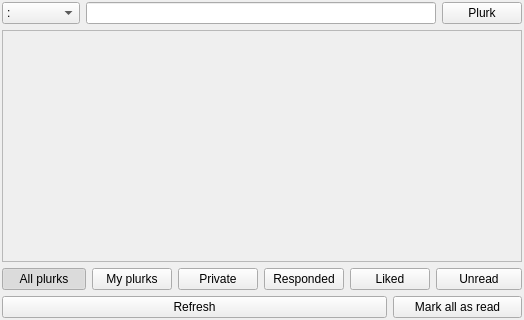
Qt form plurkview.ui (brucehsu/maemo-plurk) before a commit.
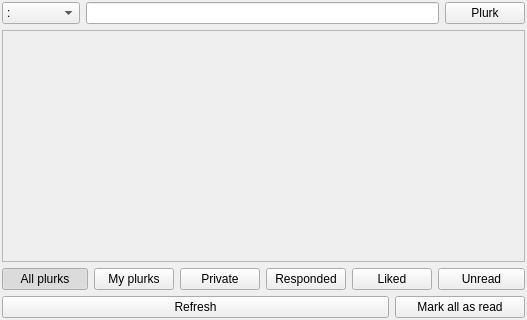
The same form after that commit.

What changed in the file:
```diff
--- a/plurkview.ui
+++ b/plurkview.ui
@@ -6,7 +6,7 @@
    <rect>
     <x>0</x>
     <y>0</y>
-    <width>521</width>
+    <width>527</width>
     <height>320</height>
    </rect>
   </property>
@@ -142,7 +142,7 @@
        <rect>
         <x>0</x>
         <y>0</y>
-        <width>511</width>
+        <width>517</width>
         <height>210</height>
        </rect>
       </property>
@@ -165,6 +165,12 @@
        <height>0</height>
       </size>
      </property>
+     <property name="maximumSize">
+      <size>
+       <width>16777215</width>
+       <height>48</height>
+      </size>
+     </property>
      <property name="text">
       <string>All plurks</string>
      </property>
@@ -187,6 +193,12 @@
        <height>0</height>
       </size>
      </property>
+     <property name="maximumSize">
+      <size>
+       <width>16777215</width>
+       <height>48</height>
+      </size>
+     </property>
      <property name="text">
       <string>My plurks</string>
      </property>
@@ -203,6 +215,12 @@
        <height>0</height>
       </size>
      </property>
+     <property name="maximumSize">
+      <size>
+       <width>16777215</width>
+       <height>48</height>
+      </size>
+     </property>
      <property name="text">
       <string>Private</string>
      </property>
@@ -219,6 +237,12 @@
        <height>0</height>
       </size>
      </property>
+     <property name="maximumSize">
+      <size>
+       <width>16777215</width>
+       <height>48</height>
+      </size>
+     </property>
      <property name="text">
       <string>Responded</string>
      </property>
@@ -229,6 +253,12 @@
    </item>
    <item row="2" column="5" colspan="2">
     <widget class="QPushButton" name="likedBtn">
+     <property name="maximumSize">
+      <size>
+       <width>16777215</width>
+       <height>48</height>
+      </size>
+     </property>
      <property name="text">
       <string>Liked</string>
      </property>
@@ -245,6 +275,12 @@
        <height>0</height>
       </size>
      </property>
+     <property name="maximumSize">
+      <size>
+       <width>16777215</width>
+       <height>48</height>
+      </size>
+     </property>
      <property name="text">
       <string>Unread</string>
      </property>
```
